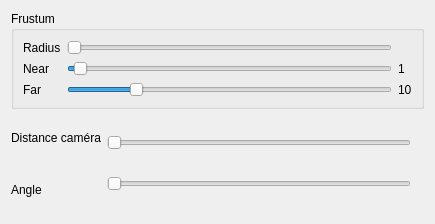
Anthiel/S2_IGRA_TP3, file dialog.ui: the form before one commit.
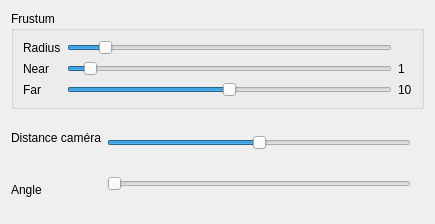
The form after the commit.

Diff of the .ui file:
```diff
--- a/dialog.ui
+++ b/dialog.ui
@@ -59,6 +59,9 @@
            <layout class="QVBoxLayout" name="verticalLayout">
             <item>
              <widget class="QSlider" name="SliderRadius">
+              <property name="value">
+               <number>10</number>
+              </property>
               <property name="orientation">
                <enum>Qt::Horizontal</enum>
               </property>
@@ -67,10 +70,10 @@
             <item>
              <widget class="QSlider" name="SliderNear">
               <property name="maximum">
-               <number>50</number>
+               <number>200</number>
               </property>
               <property name="value">
-               <number>1</number>
+               <number>10</number>
               </property>
               <property name="orientation">
                <enum>Qt::Horizontal</enum>
@@ -80,10 +83,10 @@
             <item>
              <widget class="QSlider" name="SliderFar">
               <property name="maximum">
-               <number>50</number>
+               <number>200</number>
               </property>
               <property name="value">
-               <number>10</number>
+               <number>100</number>
               </property>
               <property name="orientation">
                <enum>Qt::Horizontal</enum>
@@ -146,6 +149,12 @@
         <layout class="QVBoxLayout" name="verticalLayout_4">
          <item>
           <widget class="QSlider" name="SliderDistCam">
+           <property name="minimum">
+            <number>-10</number>
+           </property>
+           <property name="maximum">
+            <number>10</number>
+           </property>
            <property name="orientation">
             <enum>Qt::Horizontal</enum>
            </property>
```
Left out of the diff: 3 changed lines with no effect on the pictures.
